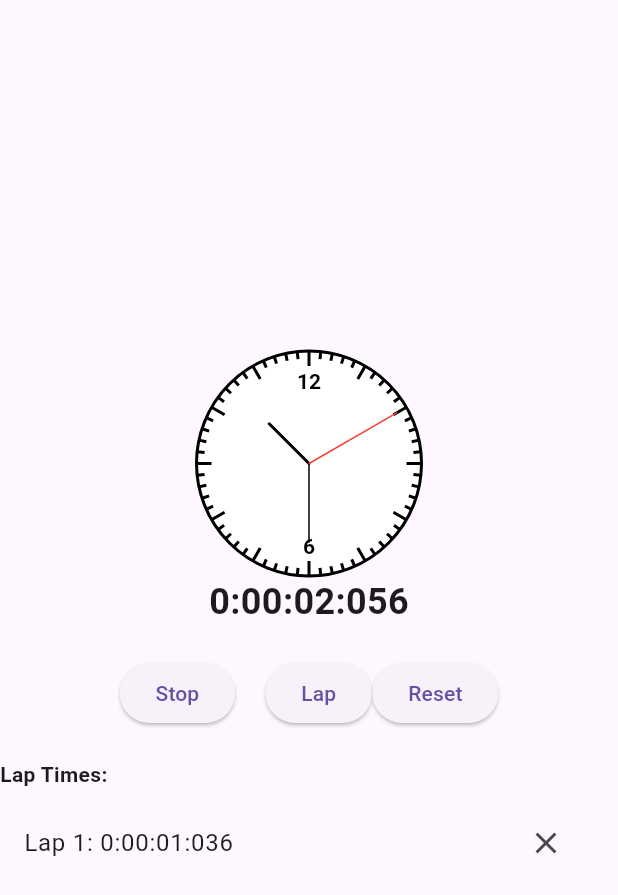
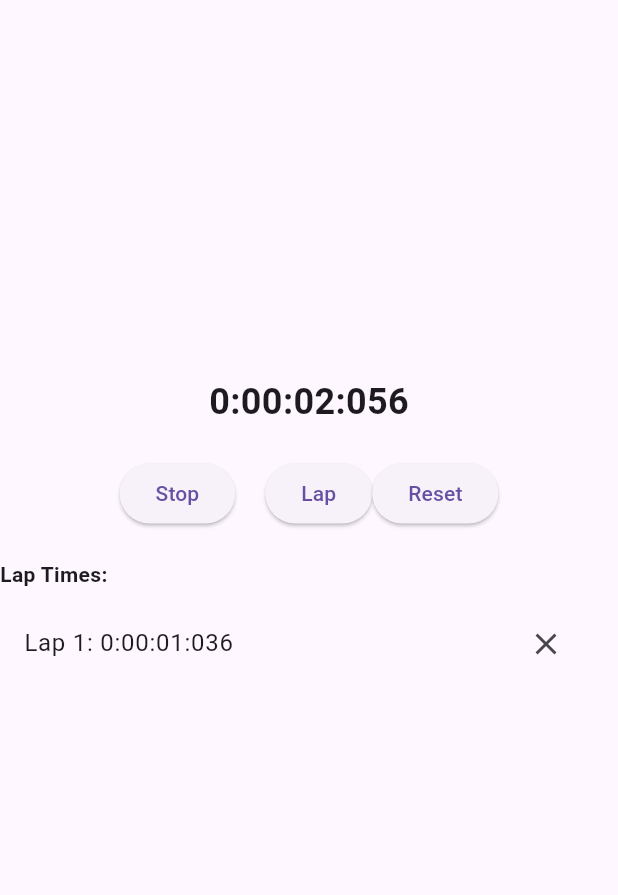
Before and after one commit to BarnabasKalasz/stopwatch, a Flutter app: the screen it shows after launch, after a tap on "Start", after a tap on "Lap", on a phone screen of 412 x 824 dp. Shown: the top 895 px of the screen. Run offline on Flutter 3.47's test engine with Material 3 defaults, Android fonts, the phone set to English and light mode, and no system bars.

Commit message:
taks-3: made the laplist scrollable

```diff
--- a/lib/src/pages/stopwatch/components/lap_builder/lap_builder.dart
+++ b/lib/src/pages/stopwatch/components/lap_builder/lap_builder.dart
@@ -13,7 +13,9 @@ class LapList extends StatelessWidget {
 
   @override
   Widget build(BuildContext context) {
-    return Column(
+    return SizedBox(
+        height: 200,
+        child: Column(
           crossAxisAlignment: CrossAxisAlignment.start,
           children: [
             const Text(
@@ -24,18 +26,22 @@ class LapList extends StatelessWidget {
             if (laps.isEmpty)
               const Text('No laps recorded')
             else
-          Column(
-            children: List.generate(laps.length, (index) {
+              Expanded(
+                child: ListView.builder(
+                  itemCount: laps.length,
+                  itemBuilder: (context, index) {
                     final lapTime = laps[index];
                     return ListTile(
                       title: Text('Lap ${index + 1}: ${formatTime(lapTime)}'),
                       trailing: IconButton(
                         icon: const Icon(Icons.clear),
-                    onPressed: () => onClear(index)),
+                        onPressed: () => onClear(index),
+                      ),
                     );
-            }),
+                  },
+                ),
               ),
           ],
-    );
+        ));
   }
 }
--- a/lib/src/pages/stopwatch/screens/stopwatch_screen.dart
+++ b/lib/src/pages/stopwatch/screens/stopwatch_screen.dart
@@ -45,13 +45,12 @@ class _StopwatchPageState extends State<StopwatchPage> {
             return Column(
               mainAxisAlignment: MainAxisAlignment.center,
               children: [
-                AnalogClock(
-                  useDate: true,
+/*                 AnalogClock(
                   elapsedTimeMs: milliseconds,
                   size: 150,
                   clockRange: 12,
                   displayNth: 6,
-                ),
+                ), */
                 Text(
                   formatTime(milliseconds),
                   style: const TextStyle(
```
Lines whose indentation alone changed are shown as unchanged.
